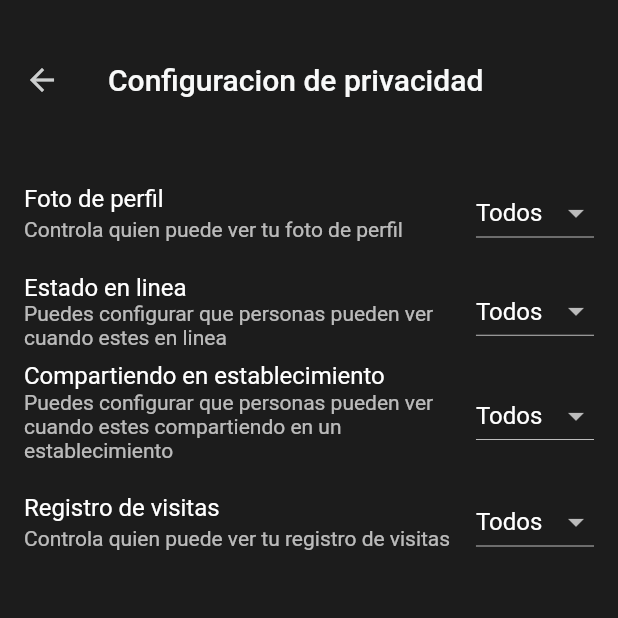
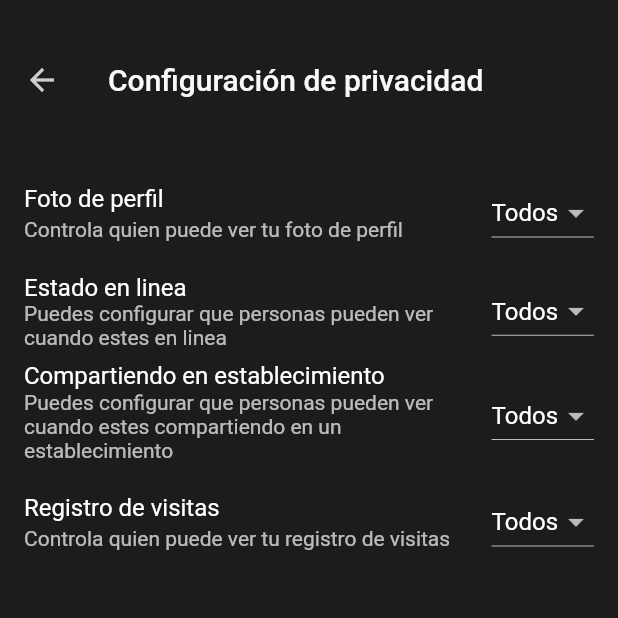
Before and after one commit to jrdeavila/gestion_tareas, a Flutter app: the SettingsPrivacyPage screen opened by its route, on a phone screen of 412 x 824 dp, the top half of it. Run offline on Flutter 3.47's test engine with Material 3 defaults, Android fonts, the phone set to English and light mode, and no system bars; our stand-ins replace audioplayers, cached_network_image, camera, cloud_firestore, dio, equatable and 13 more; missing offline and left inert: firebase_app_check, oauth2_client; accounts and stored records are empty.

Commit message:
Refactor search page view to conditionally display visit information for "Amigos Compartiendo" category

```diff
--- a/music_concept_app/lib/pages/home/widgets/search_page_view.dart
+++ b/music_concept_app/lib/pages/home/widgets/search_page_view.dart
@@ -236,7 +236,8 @@ class SearchPageView extends StatelessWidget {
                       image: data['image'],
                       name: data['name'],
                       active: data['active'] ?? false,
-                      hasVisit: data['currentVisit'] != null,
+                      hasVisit: ctrl.currentCategory == "Amigos Compartiendo" &&
+                          data['currentVisit'] != null,
                     ),
                     title: Text(data['name']),
                     subtitle: hasAddress ? Text(data['address']) : null,
--- a/music_concept_app/lib/pages/settings/pages/settings_privacy_page.dart
+++ b/music_concept_app/lib/pages/settings/pages/settings_privacy_page.dart
@@ -11,7 +11,7 @@ class SettingsPrivacyPage extends StatelessWidget {
         Get.put(PrivacyCtrl(Get.find<FirebaseCtrl>().defaultApp));
     return Scaffold(
         appBar: AppBar(
-          title: const Text("Configuracion de privacidad"),
+          title: const Text("Configuración de privacidad"),
         ),
         body: ListView(
           children: [
@@ -84,10 +84,10 @@ class DropdownPrivacyView extends StatelessWidget {
         value: value,
         onChanged: onChange,
         items: [
-          DropdownMenuItem(
-            value: SettingsPrivacyView.friends,
-            child: Text(privacyViewLabel(SettingsPrivacyView.friends)),
-          ),
+          // DropdownMenuItem(
+          //   value: SettingsPrivacyView.friends,
+          //   child: Text(privacyViewLabel(SettingsPrivacyView.friends)),
+          // ),
           DropdownMenuItem(
             value: SettingsPrivacyView.nobody,
             child: Text(privacyViewLabel(SettingsPrivacyView.nobody)),
```
